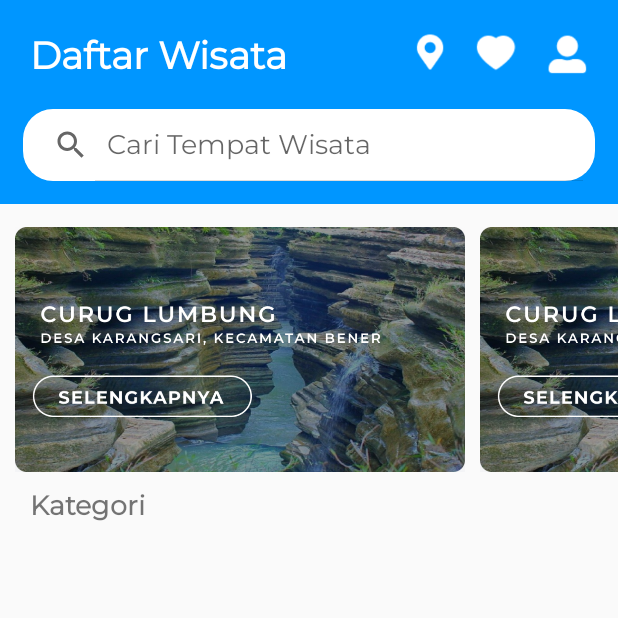
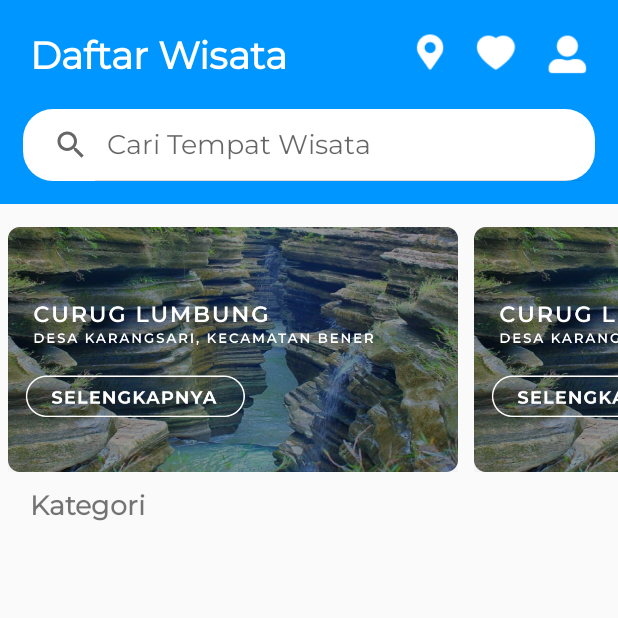
Before and after one commit to sakanusiw/TravelPurworejo, an Android app: the screen it shows after launch (HomeActivity), on a phone screen of 412 x 824 dp, the top half of it. Run offline under Robolectric (Android 15) with nearby library versions, the phone set to English and light mode, and no system bars.

Commit message:
edited RecyclerView

```diff
--- a/app/src/main/res/layout/item1_layout.xml
+++ b/app/src/main/res/layout/item1_layout.xml
@@ -3,7 +3,7 @@
     android:layout_width="wrap_content"
     android:layout_height="wrap_content"
     android:orientation="horizontal"
-    android:layout_marginStart="10dp">
+    android:layout_marginHorizontal="5dp">
 
     <ImageButton
         android:id="@+id/imageButton1"
```
